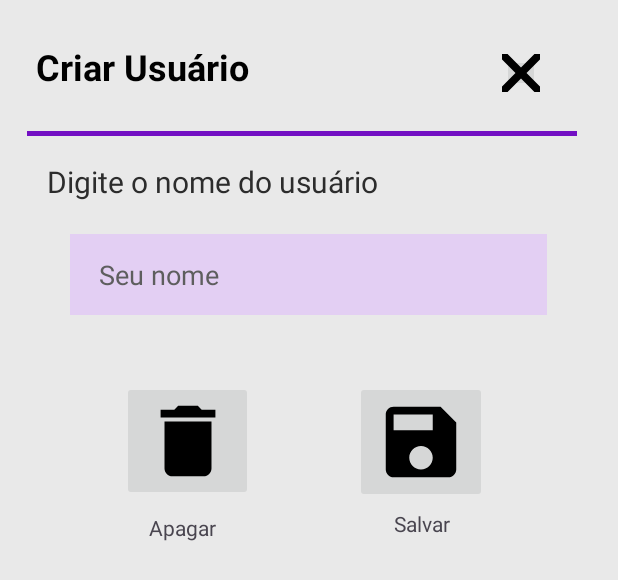
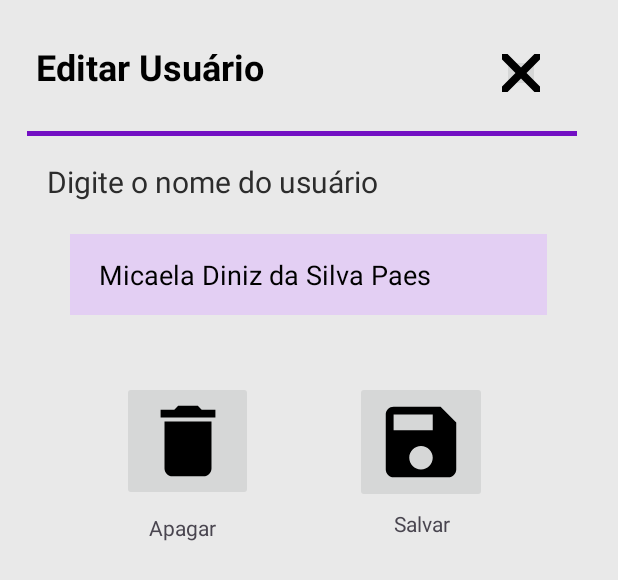
Before and after one commit to MicaelaDinizP/AgendaMed, an Android app: the layout activity_editar_usuario.xml on its own in the app's theme, with its tools: preview values and no code run, on a phone screen of 412 x 824 dp. Shown: the top 580 px of the screen. Run offline under Robolectric (Android 15) with nearby library versions, the phone set to English and light mode, and no system bars.

Commit message:
feat: adiciona a tela de edição de usuário

```diff
--- a/app/src/main/AndroidManifest.xml
+++ b/app/src/main/AndroidManifest.xml
@@ -25,6 +25,8 @@
         </activity>
         <activity android:name=".view.CadastroUsuarioActivity">
         </activity>
+        <activity android:name=".view.EditarUsuarioActivity">
+        </activity>
     </application>
 
 </manifest>
--- a/app/src/main/res/layout/activity_cadastro_usuario.xml
+++ b/app/src/main/res/layout/activity_cadastro_usuario.xml
@@ -7,7 +7,7 @@
     android:background="#e9e9e9">
 
     <TextView
-        android:id="@+id/textViewCriarUsuario"
+        android:id="@+id/textViewEditarUsuario"
         android:layout_width="244dp"
         android:layout_height="42dp"
         android:layout_marginStart="24dp"
@@ -29,7 +29,7 @@
         app:layout_constraintEnd_toEndOf="parent"
         app:layout_constraintHorizontal_bias="0.39"
         app:layout_constraintStart_toStartOf="parent"
-        app:layout_constraintTop_toBottomOf="@+id/textViewCriarUsuario"
+        app:layout_constraintTop_toBottomOf="@+id/textViewEditarUsuario"
         app:layout_constraintVertical_bias="0.0"
         app:layout_constraintWidth_percent="0.89" />
 
@@ -73,7 +73,7 @@
         android:layout_marginTop="36dp"
         app:layout_constraintEnd_toEndOf="parent"
         app:layout_constraintHorizontal_bias="0.559"
-        app:layout_constraintStart_toEndOf="@+id/textViewCriarUsuario"
+        app:layout_constraintStart_toEndOf="@+id/textViewEditarUsuario"
         app:layout_constraintTop_toTopOf="parent"
         app:srcCompat="@drawable/ic_close_foreground" />
 
--- a/app/src/main/res/layout/activity_editar_usuario.xml
+++ b/app/src/main/res/layout/activity_editar_usuario.xml
@@ -7,12 +7,12 @@
     android:background="#e9e9e9">
 
     <TextView
-        android:id="@+id/textViewCriarUsuario"
+        android:id="@+id/textViewEditarUsuario"
         android:layout_width="244dp"
         android:layout_height="42dp"
         android:layout_marginStart="24dp"
         android:layout_marginTop="28dp"
-        android:text="Criar Usuário"
+        android:text="Editar Usuário"
         android:textColor="@color/black"
         android:textSize="24sp"
         android:textStyle="bold"
@@ -29,7 +29,7 @@
         app:layout_constraintEnd_toEndOf="parent"
         app:layout_constraintHorizontal_bias="0.39"
         app:layout_constraintStart_toStartOf="parent"
-        app:layout_constraintTop_toBottomOf="@+id/textViewCriarUsuario"
+        app:layout_constraintTop_toBottomOf="@+id/textViewEditarUsuario"
         app:layout_constraintVertical_bias="0.0"
         app:layout_constraintWidth_percent="0.89" />
 
@@ -54,11 +54,10 @@
         android:layout_marginBottom="532dp"
         android:background="@color/backgroundBasePurple"
         android:ems="10"
-        android:hint="Seu nome"
         android:inputType="text"
+        android:text="Micaela Diniz da Silva Paes"
         android:paddingLeft="19dp"
         android:textColor="@color/black"
-        android:textColorHint="#5e5e5e"
         app:layout_constraintBottom_toBottomOf="parent"
         app:layout_constraintEnd_toEndOf="parent"
         app:layout_constraintHorizontal_bias="0.494"
@@ -73,7 +72,7 @@
         android:layout_marginTop="36dp"
         app:layout_constraintEnd_toEndOf="parent"
         app:layout_constraintHorizontal_bias="0.559"
-        app:layout_constraintStart_toEndOf="@+id/textViewCriarUsuario"
+        app:layout_constraintStart_toEndOf="@+id/textViewEditarUsuario"
         app:layout_constraintTop_toTopOf="parent"
         app:srcCompat="@drawable/ic_close_foreground" />
 
```
Also changed, not shown: app/src/main/java/devandroid/micaela/tcc_agendamed/model/Usuario.java (+38 -6 lines), app/src/main/java/devandroid/micaela/tcc_agendamed/view/EditarUsuarioActivity.java (+53 -0 lines), app/src/main/java/devandroid/micaela/tcc_agendamed/view/UsuarioActivity.java (+6 -1 lines).
